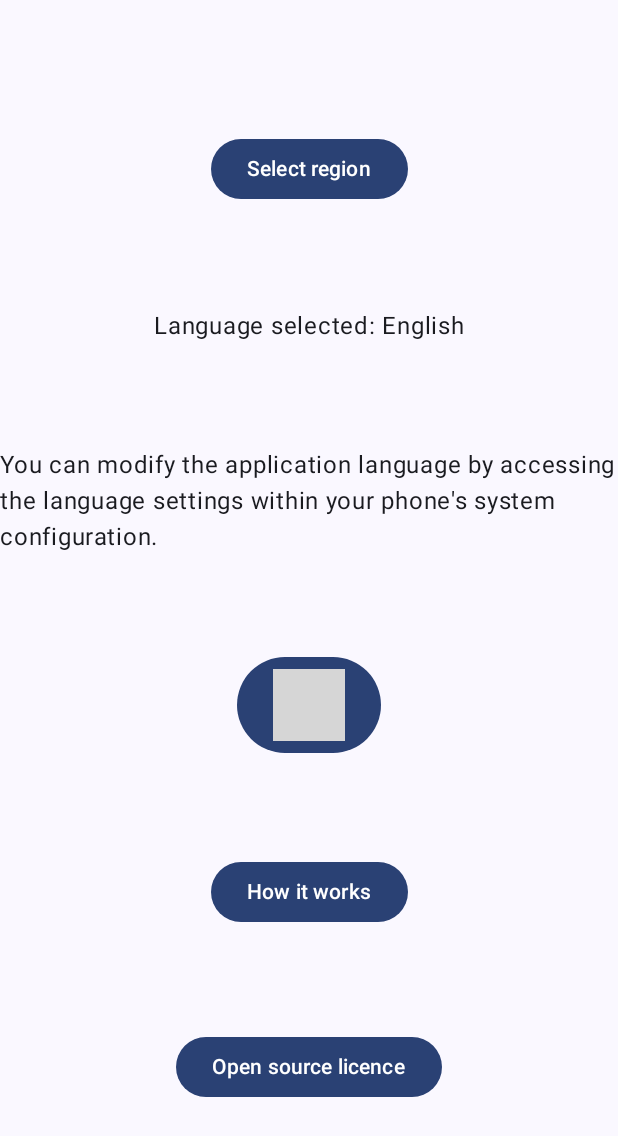
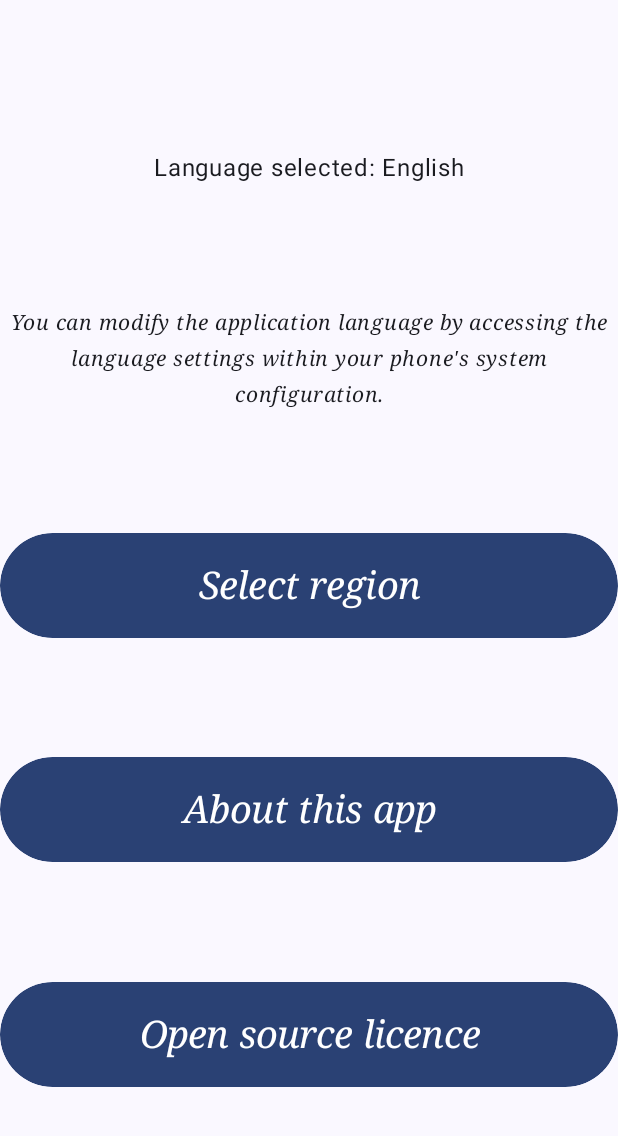
Before and after one commit to SakariaAhmed/PricePulse, an Android app built with Jetpack Compose: the composable SettingsScreen shown on its own in the app's theme, on a phone screen of 412 x 824 dp. Shown: the top 1136 px of the screen. Run offline under Robolectric (Android 15) with nearby library versions, the phone set to English and light mode, and no system bars; libraries missing offline, so code that uses them is left out: com.mikepenz.aboutlibraries; grey boxes are pictures that could not be loaded.

Commit message:
Fikset designet til settings screen (#49)

```diff
--- a/app/src/main/java/com/example/team33/ui/screens/SettingsScreen.kt
+++ b/app/src/main/java/com/example/team33/ui/screens/SettingsScreen.kt
@@ -1,16 +1,34 @@
 package com.example.team33.ui.screens
 
+import androidx.compose.foundation.background
 import androidx.compose.foundation.layout.*
+import androidx.compose.foundation.lazy.LazyColumn
+import androidx.compose.foundation.lazy.items
+import androidx.compose.foundation.shape.RoundedCornerShape
+import androidx.compose.material.icons.materialIcon
 import androidx.compose.material3.*
+import androidx.compose.material3.AlertDialogDefaults.shape
 import androidx.compose.runtime.*
 import androidx.compose.ui.Alignment
+import androidx.compose.ui.Alignment.Companion.Center
+import androidx.compose.ui.Alignment.Companion.CenterHorizontally
 import androidx.compose.ui.Modifier
+import androidx.compose.ui.draw.clip
+import androidx.compose.ui.graphics.Color
+import androidx.compose.ui.graphics.Color.Companion.Red
+import androidx.compose.ui.graphics.RectangleShape
 import androidx.compose.ui.res.stringArrayResource
 import androidx.compose.ui.res.stringResource
+import androidx.compose.ui.text.font.FontFamily
+import androidx.compose.ui.text.font.FontStyle
+import androidx.compose.ui.text.style.TextAlign
 import androidx.compose.ui.unit.dp
+import androidx.compose.ui.unit.sp
 import androidx.navigation.NavHostController
 import com.example.team33.R
+import com.example.team33.R.string.purpose
 import com.example.team33.network.ElectricityRegion
+import com.example.team33.ui.theme.md_theme_dark_background
 import com.example.team33.ui.uistates.MainUiState
 import com.mikepenz.aboutlibraries.ui.compose.LibrariesContainer
 
@@ -31,11 +49,28 @@ fun SettingsScreen(
         modifier = Modifier.fillMaxSize()
     ) {
 
-        // Radio buttons for regions
+        Spacer(modifier = Modifier.padding(10.dp))
+        Text(text = stringResource(id = R.string.language))
+        Text(text = stringResource(id = R.string.change_language),
+            fontSize = 14.sp,fontStyle = FontStyle.Italic,
+            fontFamily = FontFamily.Serif,
+            textAlign = TextAlign.Center,
+            modifier = Modifier.width(500.dp))
 
-        Spacer(modifier = Modifier.padding(10.dp))
-        Button(onClick = { openDialog.value = !openDialog.value }) {
-            Text(stringResource(R.string.select_region))
+        Button(onClick = { openDialog.value = !openDialog.value },
+           //Select region button
+            modifier= Modifier
+                .clip(shape = RoundedCornerShape(size = 75.dp))
+                .height(70.dp)
+                .fillMaxSize()
+        ) {
+
+            Text(stringResource(R.string.select_region),
+            fontSize = 25.sp,
+            fontStyle = FontStyle.Italic,
+                fontFamily = FontFamily.Serif,
+                textAlign = TextAlign.Center,
+                modifier = Modifier.width(200.dp))
         }
 
         if (openDialog.value) {
@@ -181,36 +216,45 @@ fun SettingsScreen(
 
         }
 
-            Text(text = stringResource(id = R.string.language))
-            Text(text = stringResource(id = R.string.change_language))
+
 
             Button(
-                onClick = { navController.navigate("showDeveloper") },
-                modifier = Modifier.align(Alignment.CenterHorizontally)
+                onClick = { navController.navigate("showAboutThisApp") },
+                modifier= Modifier
+                    .clip(shape = RoundedCornerShape(size = 75.dp))
+                    .height(70.dp)
+                    .fillMaxSize()
+                //modifier = Modifier.align(Alignment.CenterHorizontally)
             ) {
-                Text(stringResource(id = R.string.developers))
+                Text(stringResource(id = R.string.about_this_app),
+                    fontSize = 25.sp,
+                    fontStyle = FontStyle.Italic,
+                    fontFamily = FontFamily.Serif,
+                    textAlign = TextAlign.Center,
+                    modifier = Modifier.width(200.dp))
             }
 
-            Button(
-                onClick = { navController.navigate("showPurpose") },
-                modifier = Modifier.align(Alignment.CenterHorizontally)
-            ) {
-                Text(stringResource(id = R.string.usage))
-            }
 
             Button(
                 onClick = { navController.navigate("openSource") },
-                modifier = Modifier.align(Alignment.CenterHorizontally)
+                modifier= Modifier
+                    .clip(shape = RoundedCornerShape(size = 75.dp))
+                    .height(70.dp)
+                    .fillMaxSize()
+                //modifier = Modifier.align(Alignment.CenterHorizontally)
             ) {
-                Text(stringResource(id = R.string.opensource))
+                Text(stringResource(id = R.string.opensource),
+                    fontSize = 25.sp,
+                    fontStyle = FontStyle.Italic,
+                    fontFamily = FontFamily.Serif,
+                    textAlign = TextAlign.Center,
+                    modifier = Modifier.width(300.dp))
             }
 
         Spacer(modifier = Modifier.padding(10.dp))
 
 
     }
-    //
-
 }
 
 
@@ -219,7 +263,7 @@ fun OpenSource(modifier: Modifier = Modifier) {
     LibrariesContainer(modifier.fillMaxSize())
 }
 
-@Composable
+/*@Composable
 fun ShowDevelopers(modifier: Modifier = Modifier) {
     val array: Array<String> = stringArrayResource(id = R.array.names)
     Column(modifier = modifier) {
@@ -228,11 +272,47 @@ fun ShowDevelopers(modifier: Modifier = Modifier) {
             Text(text = selectedOption)
         }
     }
+}*/
+
+
+
+@Composable
+fun ShowAboutThisApp(modifier: Modifier = Modifier) {
+    val informationText = stringResource(id = R.string.information)
+    val paragraphs = informationText.split("\n\n")
+
+    LazyColumn(modifier = modifier) {
+        items(paragraphs) { paragraph ->
+            Text(
+                text = paragraph,
+                fontSize = 15.sp,
+                fontFamily = FontFamily.Serif,
+                textAlign = TextAlign.Left,
+                modifier = Modifier.padding(bottom = 10.dp)
+            )
+        }
+    }
 }
+
+
 
 @Composable
 fun ShowPurpose(modifier: Modifier = Modifier) {
-    Text(
-        text = stringResource(id = R.string.purpose), modifier = modifier
-    )
+    val purposeText = stringResource(id = R.string.purpose)
+    val paragraphs = purposeText.split("\n\n")
+
+    Column(modifier = modifier) {
+        paragraphs.forEachIndexed { index, paragraph ->
+            Text(
+                text = paragraph,
+                fontSize = 15.sp,
+                fontFamily = FontFamily.Serif,
+                textAlign = TextAlign.Left,
+                modifier = Modifier.padding(bottom = 20.dp)
+            )
+            if (index != paragraphs.size - 1) {
+              //  Spacer(modifier = Modifier.height(5.dp))
+            }
+        }
+    }
 }
```
